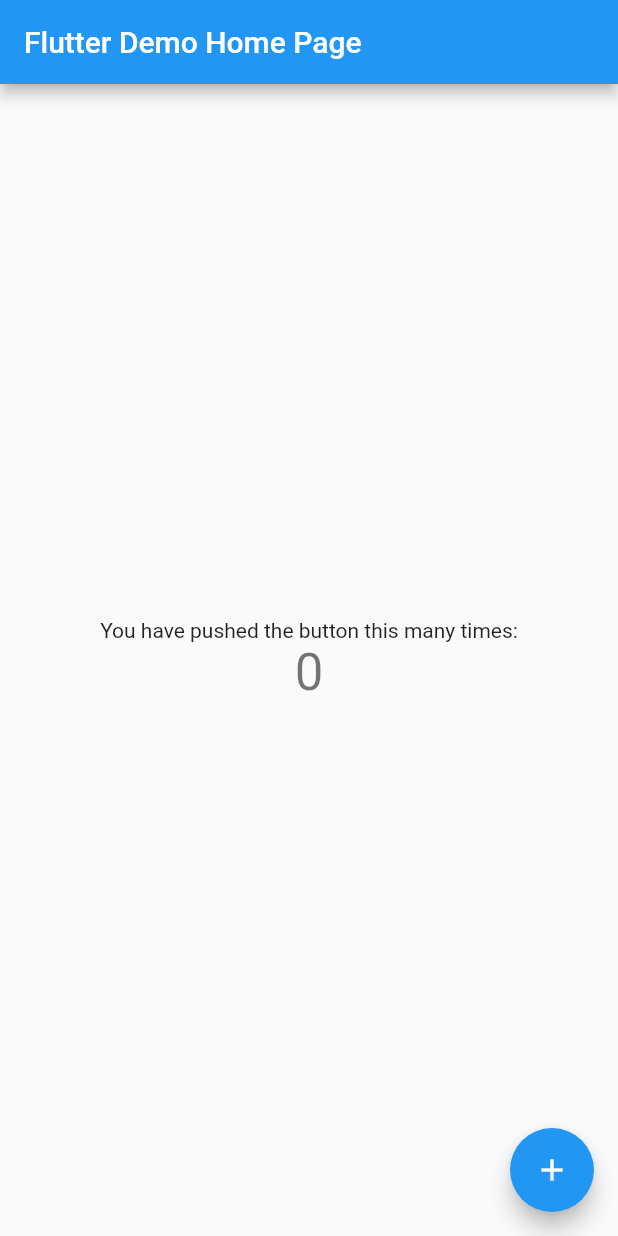
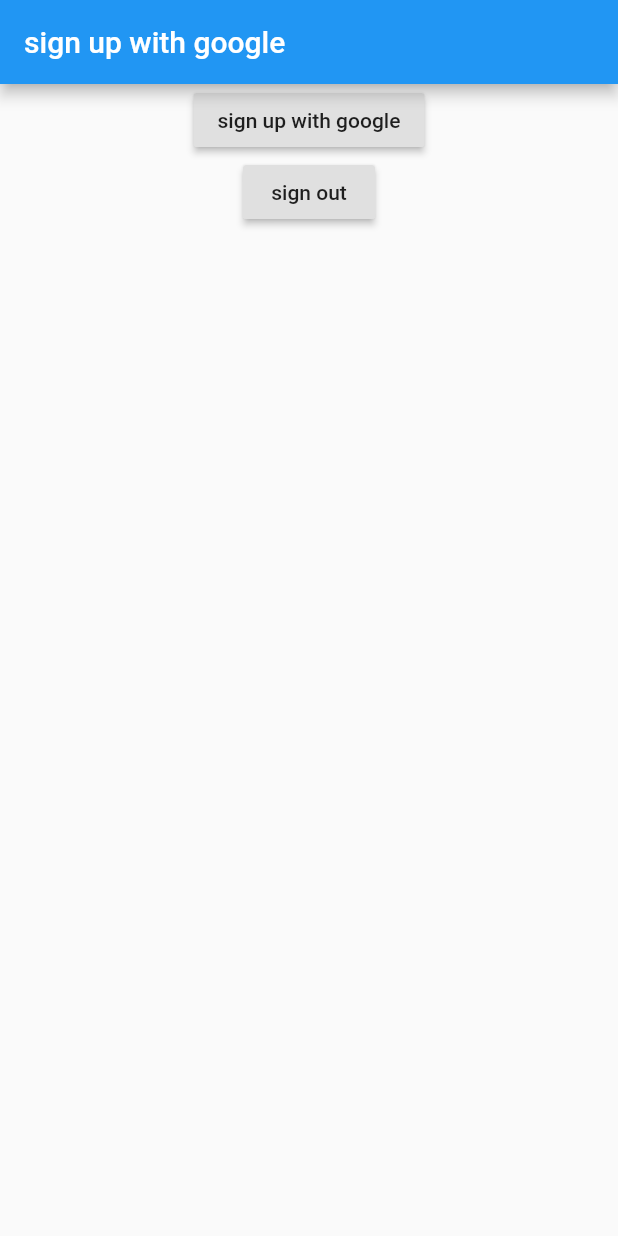
Before and after one commit to Engineer-mostafa/medEX, a Flutter app: the screen it shows after launch, on a phone screen of 412 x 824 dp. Run offline on Flutter 3.47's test engine with Material 2 defaults, Android fonts, the phone set to English and light mode, and no system bars; our stand-ins replace firebase_auth, firebase_core, google_sign_in; accounts and stored records are empty.

Commit message:
SignUp with Google

```diff
--- a/lib/main.dart
+++ b/lib/main.dart
@@ -1,117 +1,60 @@
+//Packages
+import 'package:firebase_core/firebase_core.dart';
 import 'package:flutter/material.dart';
+import 'package:medEX/provider/google_signin.dart';
+import 'package:provider/provider.dart';
 
-void main() {
+void main() async {
+  WidgetsFlutterBinding.ensureInitialized();
+  await Firebase.initializeApp();
   runApp(MyApp());
 }
 
 class MyApp extends StatelessWidget {
-  // This widget is the root of your application.
   @override
   Widget build(BuildContext context) {
-    return MaterialApp(
+    return ChangeNotifierProvider(
+        create: (context) =>GoogleSignInProvider(),
+        child: MaterialApp(
+          debugShowCheckedModeBanner: false,
           title: 'Flutter Demo',
           theme: ThemeData(
-        // This is the theme of your application.
-        //
-        // Try running your application with "flutter run". You'll see the
-        // application has a blue toolbar. Then, without quitting the app, try
-        // changing the primarySwatch below to Colors.green and then invoke
-        // "hot reload" (press "r" in the console where you ran "flutter run",
-        // or simply save your changes to "hot reload" in a Flutter IDE).
-        // Notice that the counter didn't reset back to zero; the application
-        // is not restarted.
             primarySwatch: Colors.blue,
-        // This makes the visual density adapt to the platform that you run
-        // the app on. For desktop platforms, the controls will be smaller and
-        // closer together (more dense) than on mobile platforms.
             visualDensity: VisualDensity.adaptivePlatformDensity,
           ),
-      home: MyHomePage(title: 'Flutter Demo Home Page'),
-    );
+          home: MyHomePage(),
+        ));
   }
 }
 
-class MyHomePage extends StatefulWidget {
-  MyHomePage({Key key, this.title}) : super(key: key);
-
-  // This widget is the home page of your application. It is stateful, meaning
-  // that it has a State object (defined below) that contains fields that affect
-  // how it looks.
-
-  // This class is the configuration for the state. It holds the values (in this
-  // case the title) provided by the parent (in this case the App widget) and
-  // used by the build method of the State. Fields in a Widget subclass are
-  // always marked "final".
-
-  final String title;
-
-  @override
-  _MyHomePageState createState() => _MyHomePageState();
-}
-
-class _MyHomePageState extends State<MyHomePage> {
-  int _counter = 0;
-
-  void _incrementCounter() {
-    setState(() {
-      // This call to setState tells the Flutter framework that something has
-      // changed in this State, which causes it to rerun the build method below
-      // so that the display can reflect the updated values. If we changed
-      // _counter without calling setState(), then the build method would not be
-      // called again, and so nothing would appear to happen.
-      _counter++;
-    });
-  }
-
+class MyHomePage extends StatelessWidget {
   @override
   Widget build(BuildContext context) {
-    // This method is rerun every time setState is called, for instance as done
-    // by the _incrementCounter method above.
-    //
-    // The Flutter framework has been optimized to make rerunning build methods
-    // fast, so that you can just rebuild anything that needs updating rather
-    // than having to individually change instances of widgets.
     return Scaffold(
         appBar: AppBar(
-        // Here we take the value from the MyHomePage object that was created by
-        // the App.build method, and use it to set our appbar title.
-        title: Text(widget.title),
+          title: Text("sign up with google"),
         ),
-      body: Center(
-        // Center is a layout widget. It takes a single child and positions it
-        // in the middle of the parent.
+        body: Container(
+          child: Center(
             child: Column(
-          // Column is also a layout widget. It takes a list of children and
-          // arranges them vertically. By default, it sizes itself to fit its
-          // children horizontally, and tries to be as tall as its parent.
-          //
-          // Invoke "debug painting" (press "p" in the console, choose the
-          // "Toggle Debug Paint" action from the Flutter Inspector in Android
-          // Studio, or the "Toggle Debug Paint" command in Visual Studio Code)
-          // to see the wireframe for each widget.
-          //
-          // Column has various properties to control how it sizes itself and
-          // how it positions its children. Here we use mainAxisAlignment to
-          // center the children vertically; the main axis here is the vertical
-          // axis because Columns are vertical (the cross axis would be
-          // horizontal).
-          mainAxisAlignment: MainAxisAlignment.center,
-          children: <Widget>[
-            Text(
-              'You have pushed the button this many times:',
+              children: [
+                RaisedButton(
+                  onPressed: () async {
+                    Provider.of<GoogleSignInProvider>(context, listen: false)
+                        .login();
+                  },
+                  child: Text("sign up with google"),
                 ),
-            Text(
-              '$_counter',
-              style: Theme.of(context).textTheme.headline4,
+                RaisedButton(
+                  onPressed: () async {
+                      Provider.of<GoogleSignInProvider>(context, listen: false)
+                        .logout();
+                  },
+                  child: Text("sign out"),
                 ),
               ],
             ),
           ),
-      floatingActionButton: FloatingActionButton(
-        onPressed: _incrementCounter,
-        tooltip: 'Increment',
-        child: Icon(Icons.add),
-      ), // This trailing comma makes auto-formatting nicer for build methods.
-    );
+        ));
   }
 }
--- a/pubspec.yaml
+++ b/pubspec.yaml
@@ -21,9 +21,12 @@ environment:
   sdk: ">=2.7.0 <3.0.0"
 
 dependencies:
+  firebase_auth: ^0.20.0+1
+  google_sign_in: ^4.5.9
+  firebase_core: ^0.7.0
+  provider: ^4.3.3
   flutter:
     sdk: flutter
-
 
   # The following adds the Cupertino Icons font to your application.
   # Use with the CupertinoIcons class for iOS style icons.
```
Also changed, not shown: lib/provider/google_signin.dart (added, +57 -0 lines), pubspec.lock, 4 other files. Lines whose indentation alone changed are shown as unchanged.
